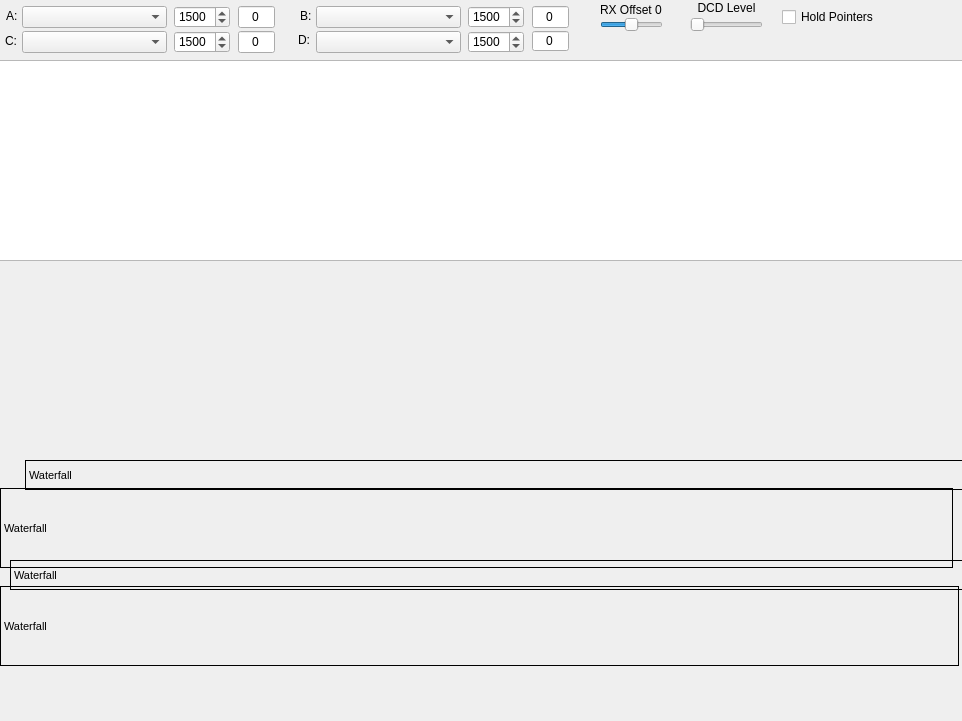
This is QtSoundModem.ui in Online-Amateur-Radio-Club-M0OUK/QtSoundModem as Qt 5 draws it before an edit. The edited form follows.
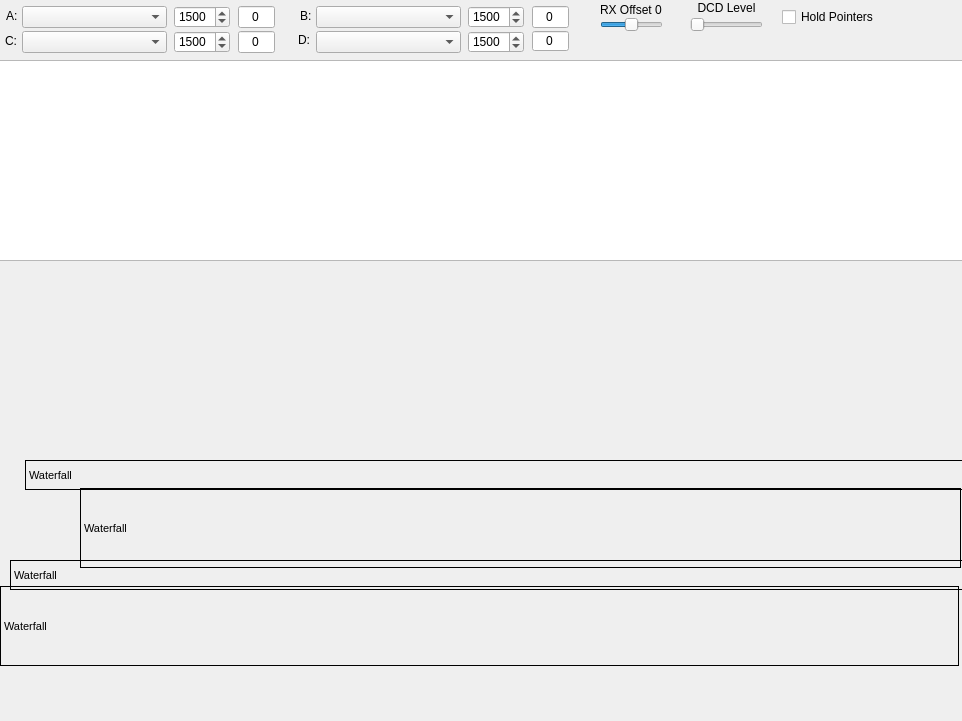
This is the edited form. Icons and pictures are not drawn.

The edit to the form file:
```diff
--- a/QtSoundModem.ui
+++ b/QtSoundModem.ui
@@ -124,9 +124,9 @@
    <widget class="QLabel" name="WaterfallA">
     <property name="geometry">
      <rect>
-      <x>0</x>
+      <x>80</x>
       <y>488</y>
-      <width>953</width>
+      <width>881</width>
       <height>80</height>
      </rect>
     </property>
```
